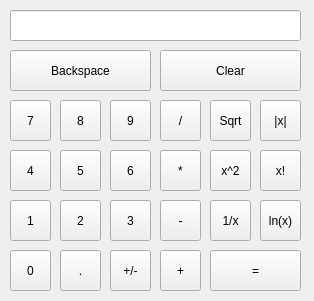
This is calc/mainwindow.ui in mishas8/Calculator-Qt as Qt 5 draws it before an edit. The edited form follows.
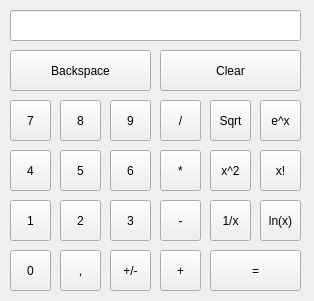
This is the edited form.

Commit message: Fixed bugs with comma in double

Diff of the .ui file:
```diff
--- a/calc/mainwindow.ui
+++ b/calc/mainwindow.ui
@@ -67,7 +67,7 @@
     </rect>
    </property>
    <property name="text">
-    <string>|x|</string>
+    <string>e^x</string>
    </property>
   </widget>
   <widget class="QToolButton" name="factButton">
@@ -239,7 +239,7 @@
     </rect>
    </property>
    <property name="text">
-    <string>.</string>
+    <string>,</string>
    </property>
   </widget>
   <widget class="QToolButton" name="changeSignButton">
```
Left out of the diff: 6 changed lines with no effect on the pictures. The commit also changes 1 other file.
